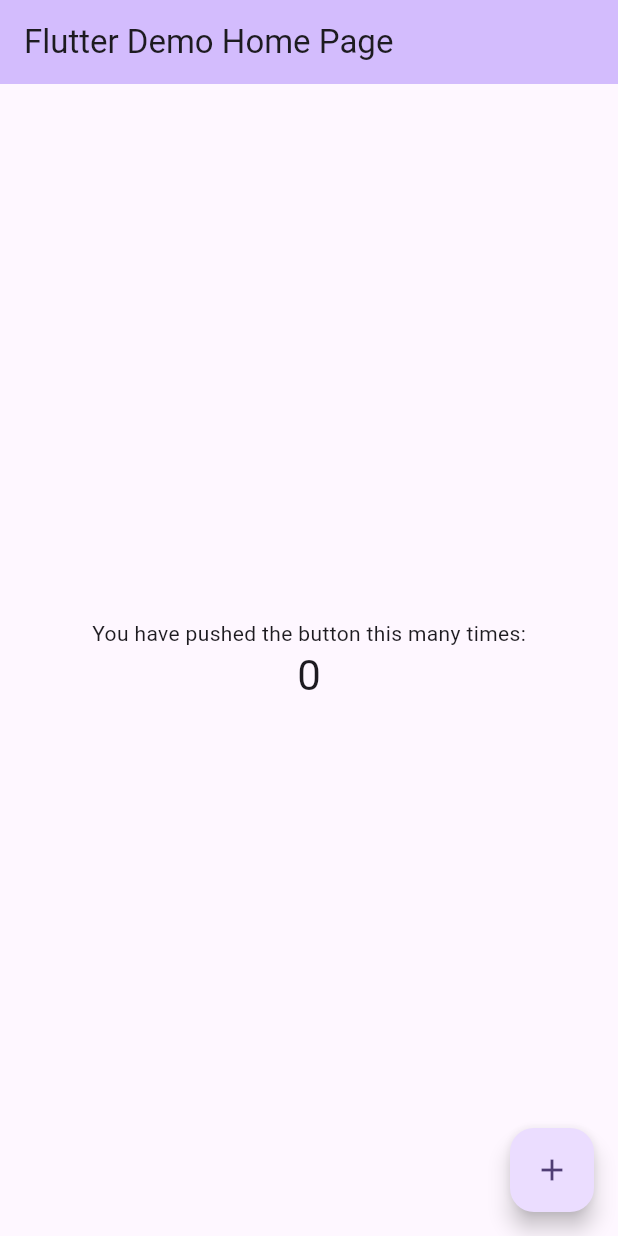
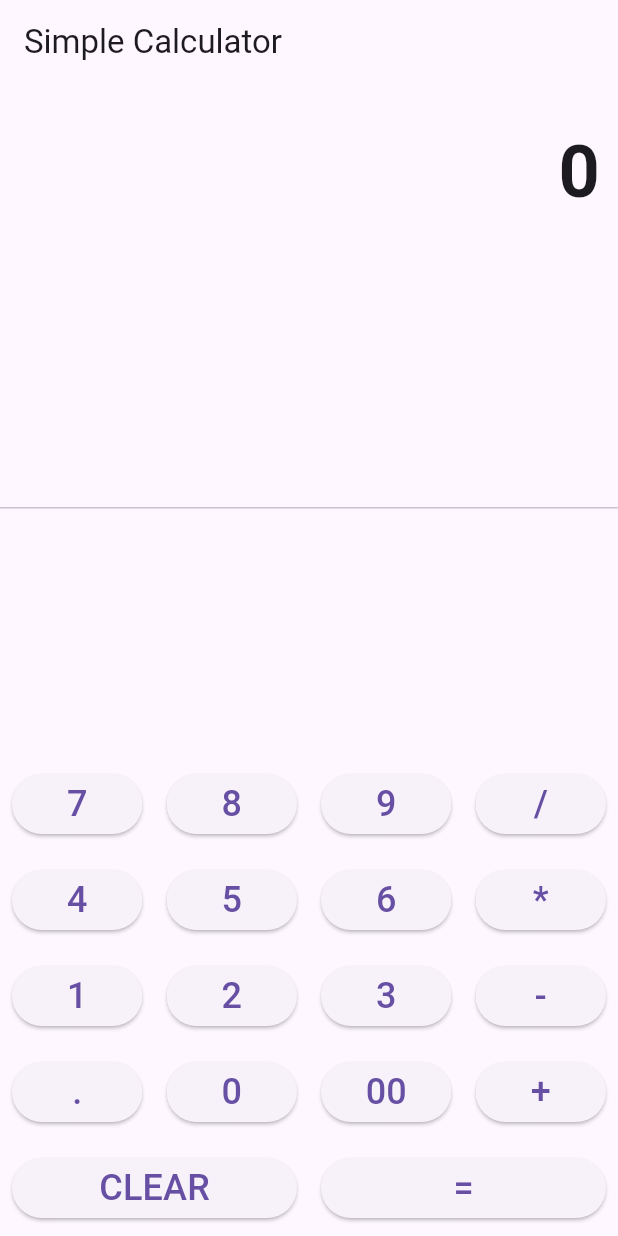
Before and after one commit to sidd07181134/calcapp, a Flutter app: the screen it shows after launch, on a phone screen of 412 x 824 dp. Run offline on Flutter 3.47's test engine with Material 3 defaults, Android fonts, the phone set to English and light mode, and no system bars.

Commit message:
Created calculator app

```diff
--- a/lib/main.dart
+++ b/lib/main.dart
@@ -1,125 +1,162 @@
 import 'package:flutter/material.dart';
 
-void main() {
-  runApp(const MyApp());
-}
+void main() => runApp(MyApp());
 
 class MyApp extends StatelessWidget {
-  const MyApp({super.key});
-
-  // This widget is the root of your application.
   @override
   Widget build(BuildContext context) {
     return MaterialApp(
-      title: 'Flutter Demo',
-      theme: ThemeData(
-        // This is the theme of your application.
-        //
-        // TRY THIS: Try running your application with "flutter run". You'll see
-        // the application has a purple toolbar. Then, without quitting the app,
-        // try changing the seedColor in the colorScheme below to Colors.green
-        // and then invoke "hot reload" (save your changes or press the "hot
-        // reload" button in a Flutter-supported IDE, or press "r" if you used
-        // the command line to start the app).
-        //
-        // Notice that the counter didn't reset back to zero; the application
-        // state is not lost during the reload. To reset the state, use hot
-        // restart instead.
-        //
-        // This works for code too, not just values: Most code changes can be
-        // tested with just a hot reload.
-        colorScheme: ColorScheme.fromSeed(seedColor: Colors.deepPurple),
-        useMaterial3: true,
-      ),
-      home: const MyHomePage(title: 'Flutter Demo Home Page'),
+      debugShowCheckedModeBanner: false,
+      home: MyHomePage(),
     );
   }
 }
 
 class MyHomePage extends StatefulWidget {
-  const MyHomePage({super.key, required this.title});
-
-  // This widget is the home page of your application. It is stateful, meaning
-  // that it has a State object (defined below) that contains fields that affect
-  // how it looks.
-
-  // This class is the configuration for the state. It holds the values (in this
-  // case the title) provided by the parent (in this case the App widget) and
-  // used by the build method of the State. Fields in a Widget subclass are
-  // always marked "final".
-
-  final String title;
-
   @override
-  State<MyHomePage> createState() => _MyHomePageState();
+  _MyHomePageState createState() => _MyHomePageState();
 }
 
 class _MyHomePageState extends State<MyHomePage> {
-  int _counter = 0;
+  String output = "0"; // Display output
+  String _output = "0"; // Internal state to hold the output string
+  double num1 = 0; // First operand
+  double num2 = 0; // Second operand
+  String operand = ""; // Operator (+, -, *, /)
 
-  void _incrementCounter() {
+  // Function to handle button presses
+  buttonPressed(String buttonText) {
+    if (buttonText == "CLEAR") {
+      // Reset all variables
+      _output = "0";
+      num1 = 0;
+      num2 = 0;
+      operand = "";
+    } else if (buttonText == "+" || buttonText == "-" || buttonText == "*" || buttonText == "/") {
+      // Store the first number and the operator
+      num1 = double.parse(output);
+      operand = buttonText;
+      _output = "0";
+    } else if (buttonText == ".") {
+      // Ensure that only one decimal point can be added
+      if (_output.contains(".")) {
+        return;
+      } else {
+        _output = _output + buttonText;
+      }
+    } else if (buttonText == "=") {
+      // Perform the calculation when "=" is pressed
+      num2 = double.parse(output);
+
+      switch (operand) {
+        case "+":
+          _output = (num1 + num2).toString();
+          break;
+        case "-":
+          _output = (num1 - num2).toString();
+          break;
+        case "*":
+          _output = (num1 * num2).toString();
+          break;
+        case "/":
+          _output = num2 != 0 ? (num1 / num2).toString() : "Error";
+          break;
+      }
+      // Reset operands after calculation
+      num1 = 0;
+      num2 = 0;
+      operand = "";
+    } else {
+      // Handle number input
+      _output = _output + buttonText;
+    }
+
     setState(() {
-      // This call to setState tells the Flutter framework that something has
-      // changed in this State, which causes it to rerun the build method below
-      // so that the display can reflect the updated values. If we changed
-      // _counter without calling setState(), then the build method would not be
-      // called again, and so nothing would appear to happen.
-      _counter++;
+      // Display the result, ensuring no trailing ".0" in integer results
+      output = double.parse(_output).toStringAsFixed(_output.contains(".") ? 2 : 0);
     });
+  }
+
+  // Function to build calculator buttons
+  Widget buildButton(String buttonText) {
+    return Expanded(
+      child: Padding(
+        padding: const EdgeInsets.all(8.0),
+        child: ElevatedButton(
+          onPressed: () => buttonPressed(buttonText),
+          child: Text(
+            buttonText,
+            style: TextStyle(fontSize: 24.0),
+          ),
+        ),
+      ),
+    );
   }
 
   @override
   Widget build(BuildContext context) {
-    // This method is rerun every time setState is called, for instance as done
-    // by the _incrementCounter method above.
-    //
-    // The Flutter framework has been optimized to make rerunning build methods
-    // fast, so that you can just rebuild anything that needs updating rather
-    // than having to individually change instances of widgets.
     return Scaffold(
       appBar: AppBar(
-        // TRY THIS: Try changing the color here to a specific color (to
-        // Colors.amber, perhaps?) and trigger a hot reload to see the AppBar
-        // change color while the other colors stay the same.
-        backgroundColor: Theme.of(context).colorScheme.inversePrimary,
-        // Here we take the value from the MyHomePage object that was created by
-        // the App.build method, and use it to set our appbar title.
-        title: Text(widget.title),
+        title: Text('Simple Calculator'),
       ),
-      body: Center(
-        // Center is a layout widget. It takes a single child and positions it
-        // in the middle of the parent.
-        child: Column(
-          // Column is also a layout widget. It takes a list of children and
-          // arranges them vertically. By default, it sizes itself to fit its
-          // children horizontally, and tries to be as tall as its parent.
-          //
-          // Column has various properties to control how it sizes itself and
-          // how it positions its children. Here we use mainAxisAlignment to
-          // center the children vertically; the main axis here is the vertical
-          // axis because Columns are vertical (the cross axis would be
-          // horizontal).
-          //
-          // TRY THIS: Invoke "debug painting" (choose the "Toggle Debug Paint"
-          // action in the IDE, or press "p" in the console), to see the
-          // wireframe for each widget.
-          mainAxisAlignment: MainAxisAlignment.center,
-          children: <Widget>[
-            const Text(
-              'You have pushed the button this many times:',
+      body: Column(
+        children: <Widget>[
+          // Display area for the calculator output
+          Container(
+            alignment: Alignment.centerRight,
+            padding: EdgeInsets.symmetric(vertical: 24, horizontal: 12),
+            child: Text(
+              output,
+              style: TextStyle(fontSize: 48.0, fontWeight: FontWeight.bold),
             ),
-            Text(
-              '$_counter',
-              style: Theme.of(context).textTheme.headlineMedium,
-            ),
-          ],
-        ),
+          ),
+          Expanded(child: Divider()),
+
+          // Calculator buttons arranged in rows
+          Column(
+            children: [
+              Row(
+                children: <Widget>[
+                  buildButton("7"),
+                  buildButton("8"),
+                  buildButton("9"),
+                  buildButton("/"),
+                ],
+              ),
+              Row(
+                children: <Widget>[
+                  buildButton("4"),
+                  buildButton("5"),
+                  buildButton("6"),
+                  buildButton("*"),
+                ],
+              ),
+              Row(
+                children: <Widget>[
+                  buildButton("1"),
+                  buildButton("2"),
+                  buildButton("3"),
+                  buildButton("-"),
+                ],
+              ),
+              Row(
+                children: <Widget>[
+                  buildButton("."),
+                  buildButton("0"),
+                  buildButton("00"),
+                  buildButton("+"),
+                ],
+              ),
+              Row(
+                children: <Widget>[
+                  buildButton("CLEAR"),
+                  buildButton("="),
+                ],
+              ),
+            ],
+          )
+        ],
       ),
-      floatingActionButton: FloatingActionButton(
-        onPressed: _incrementCounter,
-        tooltip: 'Increment',
-        child: const Icon(Icons.add),
-      ), // This trailing comma makes auto-formatting nicer for build methods.
     );
   }
 }
```
